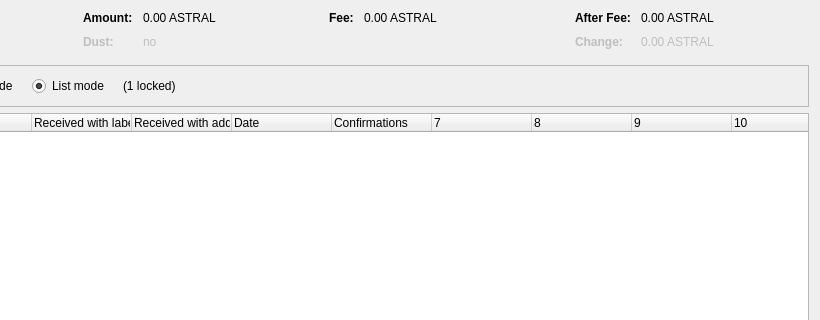
Old version of the form src/qt/forms/coincontroldialog.ui in the repository opteron-coin/opteron; both pictures show x 180 to 1000 and y 0 to 320 of the 1000 by 500 pixel window.
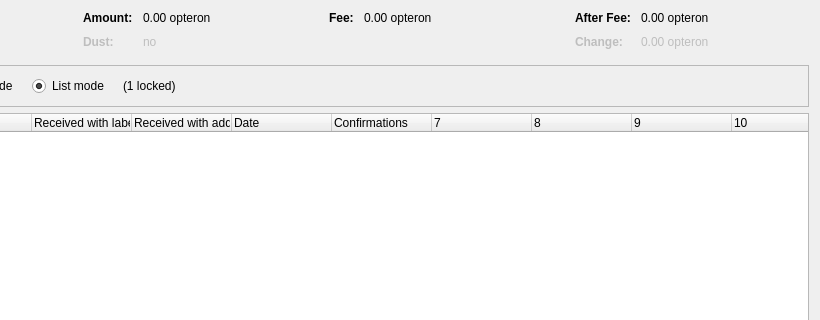
New version of the form. Custom widgets are drawn as their Qt base class.

```diff
--- a/src/qt/forms/coincontroldialog.ui
+++ b/src/qt/forms/coincontroldialog.ui
@@ -132,7 +132,7 @@
           <enum>Qt::ActionsContextMenu</enum>
          </property>
          <property name="text">
-          <string notr="true">0.00 ASTRAL</string>
+          <string notr="true">0.00 opteron</string>
          </property>
          <property name="textInteractionFlags">
           <set>Qt::LinksAccessibleByMouse|Qt::TextSelectableByKeyboard|Qt::TextSelectableByMouse</set>
@@ -212,7 +212,7 @@
           <enum>Qt::ActionsContextMenu</enum>
          </property>
          <property name="text">
-          <string notr="true">0.00 ASTRAL</string>
+          <string notr="true">0.00 opteron</string>
          </property>
          <property name="textInteractionFlags">
           <set>Qt::LinksAccessibleByMouse|Qt::TextSelectableByKeyboard|Qt::TextSelectableByMouse</set>
@@ -257,7 +257,7 @@
           <enum>Qt::ActionsContextMenu</enum>
          </property>
          <property name="text">
-          <string notr="true">0.00 ASTRAL</string>
+          <string notr="true">0.00 opteron</string>
          </property>
          <property name="textInteractionFlags">
           <set>Qt::LinksAccessibleByMouse|Qt::TextSelectableByKeyboard|Qt::TextSelectableByMouse</set>
@@ -292,7 +292,7 @@
           <enum>Qt::ActionsContextMenu</enum>
          </property>
          <property name="text">
-          <string notr="true">0.00 ASTRAL</string>
+          <string notr="true">0.00 opteron</string>
          </property>
          <property name="textInteractionFlags">
           <set>Qt::LinksAccessibleByMouse|Qt::TextSelectableByKeyboard|Qt::TextSelectableByMouse</set>
```
